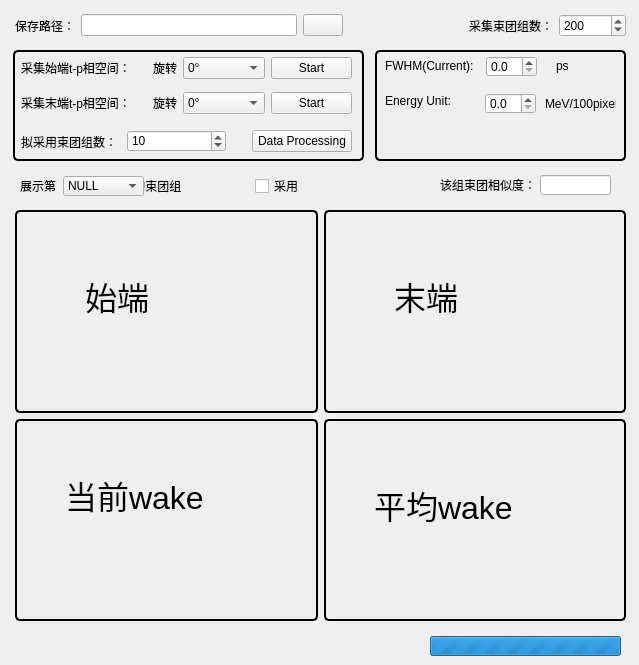
Before: the Qt Designer form mainWindow.ui in xul-97/tpCal, drawn with Qt 5.
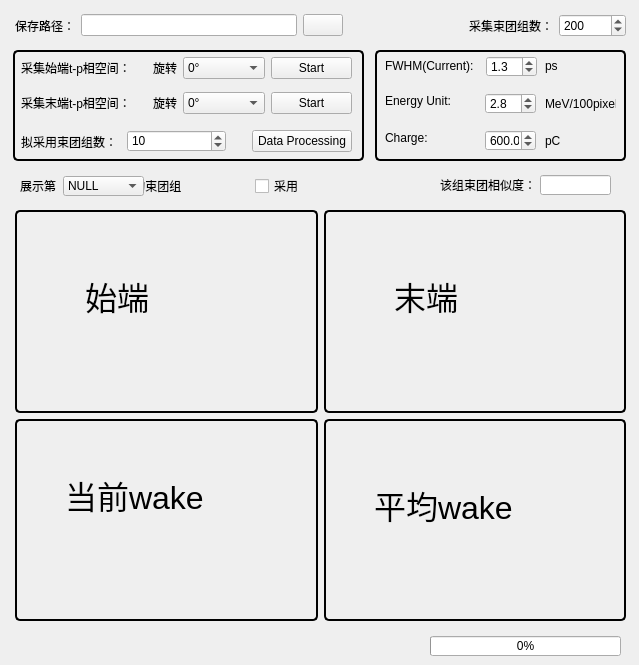
After: the same form once the commit is applied. Icons and pictures are not drawn.

```diff
--- a/mainWindow.ui
+++ b/mainWindow.ui
@@ -69,11 +69,14 @@
     <property name="decimals">
      <number>1</number>
     </property>
+    <property name="value">
+     <double>1.300000000000000</double>
+    </property>
    </widget>
    <widget class="QLabel" name="label_7">
     <property name="geometry">
      <rect>
-      <x>181</x>
+      <x>170</x>
       <y>5</y>
       <width>21</width>
       <height>21</height>
@@ -108,6 +111,9 @@
     <property name="decimals">
      <number>1</number>
     </property>
+    <property name="value">
+     <double>2.800000000000000</double>
+    </property>
    </widget>
    <widget class="QLabel" name="label_9">
     <property name="geometry">
@@ -122,6 +128,51 @@
      <string>MeV/100pixel</string>
     </property>
    </widget>
+   <widget class="QDoubleSpinBox" name="ChargeSpinBox">
+    <property name="geometry">
+     <rect>
+      <x>110</x>
+      <y>80</y>
+      <width>51</width>
+      <height>21</height>
+     </rect>
+    </property>
+    <property name="decimals">
+     <number>1</number>
+    </property>
+    <property name="maximum">
+     <double>9999999999.000000000000000</double>
+    </property>
+    <property name="value">
+     <double>600.000000000000000</double>
+    </property>
+   </widget>
+   <widget class="QLabel" name="label_19">
+    <property name="geometry">
+     <rect>
+      <x>10</x>
+      <y>80</y>
+      <width>81</width>
+      <height>16</height>
+     </rect>
+    </property>
+    <property name="text">
+     <string>Charge:</string>
+    </property>
+   </widget>
+   <widget class="QLabel" name="label_20">
+    <property name="geometry">
+     <rect>
+      <x>170</x>
+      <y>80</y>
+      <width>71</width>
+      <height>21</height>
+     </rect>
+    </property>
+    <property name="text">
+     <string>pC</string>
+    </property>
+   </widget>
   </widget>
   <widget class="QLabel" name="label_14">
    <property name="geometry">
@@ -647,7 +698,7 @@
     </rect>
    </property>
    <property name="maximum">
-    <number>0</number>
+    <number>100</number>
    </property>
    <property name="value">
     <number>0</number>
```
